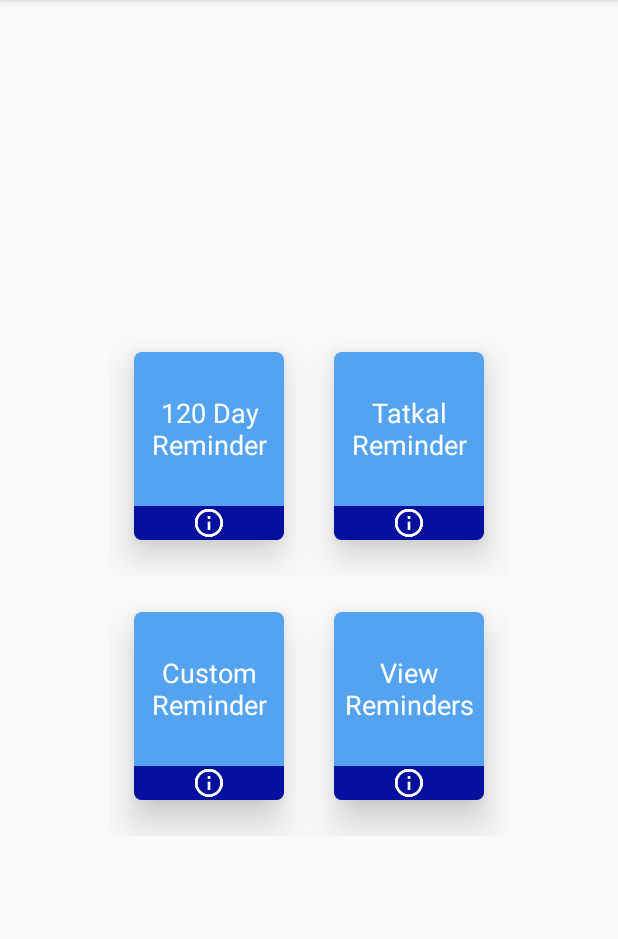
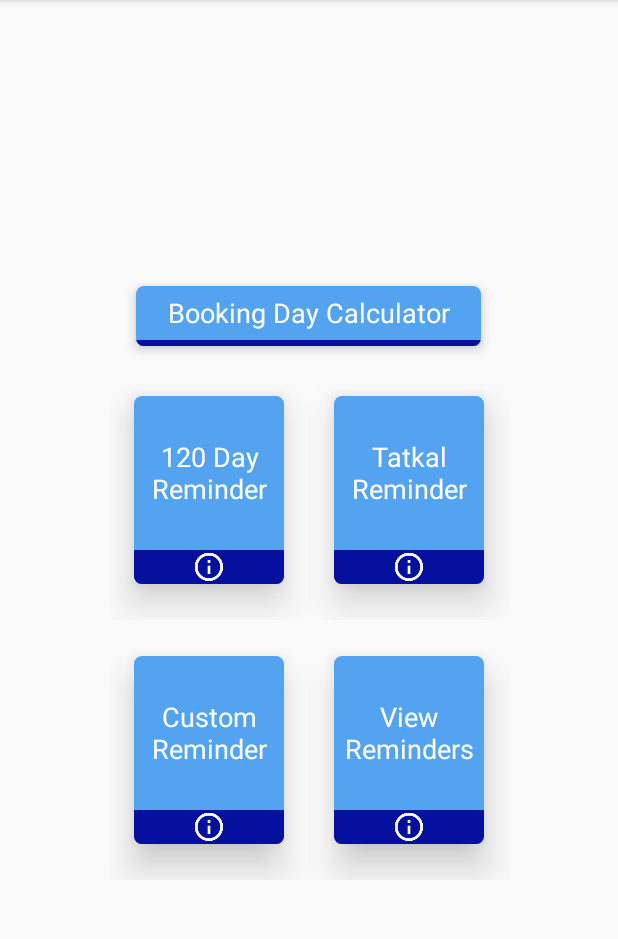
Before and after one commit to agniraj09/irctc-booking-reminder, an Android app: the screen it shows after launch (HomeScreenActivity), on a phone screen of 412 x 824 dp, the part 84-1023 px from its top. Run offline under Robolectric (Android 15) with nearby library versions, the phone set to English and light mode, and no system bars; our stand-ins replace AdMob.

Commit message:
Added 'Booking Day Calculator' Feature

```diff
--- a/app/src/main/java/com/arc/agni/irctcbookingreminder/activities/HomeScreenActivity.java
+++ b/app/src/main/java/com/arc/agni/irctcbookingreminder/activities/HomeScreenActivity.java
@@ -36,6 +36,11 @@ public class HomeScreenActivity extends AppCompatActivity {
         mAdView = findViewById(R.id.adView);
         AdRequest adRequest = new AdRequest.Builder().build();
         mAdView.loadAd(adRequest);
+    }
+
+    public void goToBookingCalculatorPage(View view) {
+            Intent intent = new Intent(HomeScreenActivity.this, BookingDayCalculatorActivity.class);
+            startActivity(intent);
     }
 
     public void goToAdvanceBookingReminderPage(View view) {
--- a/app/src/main/res/layout/activity_home_screen.xml
+++ b/app/src/main/res/layout/activity_home_screen.xml
@@ -14,6 +14,55 @@
         android:layout_height="wrap_content"
         android:layout_centerInParent="true"
         android:orientation="vertical">
+
+        <LinearLayout
+            android:layout_width="wrap_content"
+            android:layout_height="wrap_content"
+            android:layout_gravity="center"
+            android:orientation="horizontal">
+
+            <android.support.v7.widget.CardView xmlns:card_view="http://schemas.android.com/apk/res-auto"
+                android:id="@+id/card_view5"
+                android:layout_width="wrap_content"
+                android:layout_height="wrap_content"
+                card_view:cardBackgroundColor="@color/colorAccent"
+                card_view:cardCornerRadius="5dp"
+                card_view:cardElevation="5dp"
+                card_view:cardPreventCornerOverlap="true"
+                card_view:cardUseCompatPadding="true">
+
+                <LinearLayout
+                    android:layout_width="230dp"
+                    android:layout_height="40dp"
+                    android:layout_gravity="center"
+                    android:orientation="vertical">
+
+                    <TextView
+                        android:id="@+id/booking_day_calc"
+                        android:layout_width="match_parent"
+                        android:layout_height="wrap_content"
+                        android:layout_gravity="center"
+                        android:layout_weight="1"
+                        android:gravity="center"
+                        android:lines="1"
+                        android:maxLines="1"
+                        android:onClick="goToBookingCalculatorPage"
+                        android:text="@string/booking_day_calc"
+                        android:textAlignment="center"
+                        android:textAppearance="?android:attr/textAppearanceMedium"
+                        android:textColor="@color/homescreenmenu" />
+
+                    <ImageView
+                        android:id="@+id/booking_day_calc_image"
+                        android:layout_width="match_parent"
+                        android:layout_height="0dp"
+                        android:layout_gravity="center"
+                        android:layout_weight="0.3"
+                        android:background="@color/colorAccentDark" />
+
+                </LinearLayout>
+            </android.support.v7.widget.CardView>
+        </LinearLayout>
 
         <LinearLayout
             android:id="@+id/firstLinear"
@@ -65,9 +114,7 @@
                         android:background="@color/colorAccentDark"
                         android:onClick="showAdvanceBookingReminderInfo"
                         android:src="@drawable/ic_information_outline_white_48dp" />
-
                 </LinearLayout>
-
             </android.support.v7.widget.CardView>
 
             <android.support.v7.widget.CardView xmlns:card_view="http://schemas.android.com/apk/res-auto"
@@ -215,6 +262,7 @@
                 </LinearLayout>
             </android.support.v7.widget.CardView>
         </LinearLayout>
+
     </LinearLayout>
 
     <com.google.android.gms.ads.AdView xmlns:ads="http://schemas.android.com/apk/res-auto"
--- a/app/src/main/res/values/colors.xml
+++ b/app/src/main/res/values/colors.xml
@@ -6,6 +6,7 @@
     <color name="colorAccentDark">#05109e</color>
     <color name="homescreenmenu">#ffffff</color>
     <color name="labelcolor">#05109e</color>
+    <color name="resultText">#f1000508</color>
     <color name="createbutton">#af992a</color>
     <color name="year">#999999</color>
     <color name="title">#222222</color>
--- a/app/src/main/res/values/strings.xml
+++ b/app/src/main/res/values/strings.xml
@@ -4,6 +4,7 @@
     <string name="tatkal_reminder">Tatkal Reminder</string>
     <string name="custom_reminder">Custom Reminder</string>
     <string name="view_reminder">View Reminders</string>
+    <string name="booking_day_calc">Booking Day Calculator</string>
     <string name="sortByTD">Travel Date</string>
     <string name="sortByRD">Reminder Date</string>
     <string name="showOnly">Show</string>
@@ -13,6 +14,7 @@
     <string name="select_rem_date">Select Reminder Date *</string>
     <string name="travel_date">DD/MM/YYYY</string>
     <string name="create_reminder">Create Reminder</string>
+    <string name="calculate_booking_date">Calculate Booking Date</string>
     <string name="travel_date_label">Travel Date</string>
     <string name="reminder_date_label">Reminder Date</string>
     <string name="reminder_type_label">Type</string>
```
Also changed, not shown: app/src/main/AndroidManifest.xml (+10 -0 lines), app/src/main/java/com/arc/agni/irctcbookingreminder/activities/BookingDayCalculatorActivity.java (added, +104 -0 lines), app/src/main/res/layout/activity_booking_calulator.xml (added, +65 -0 lines).
